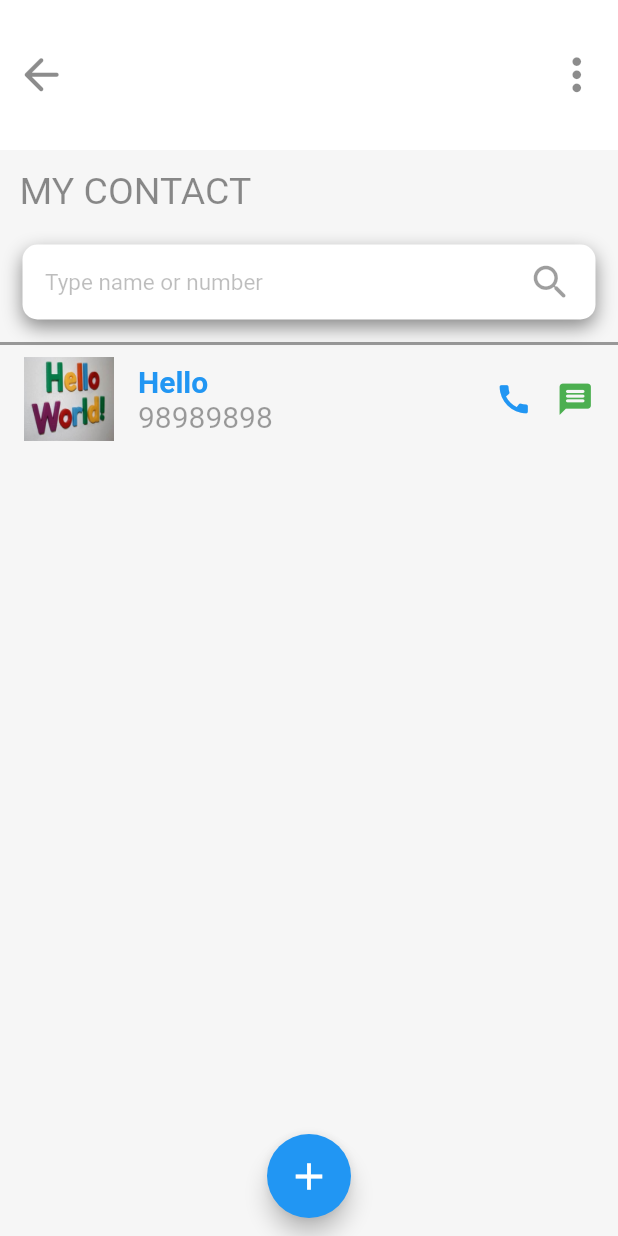
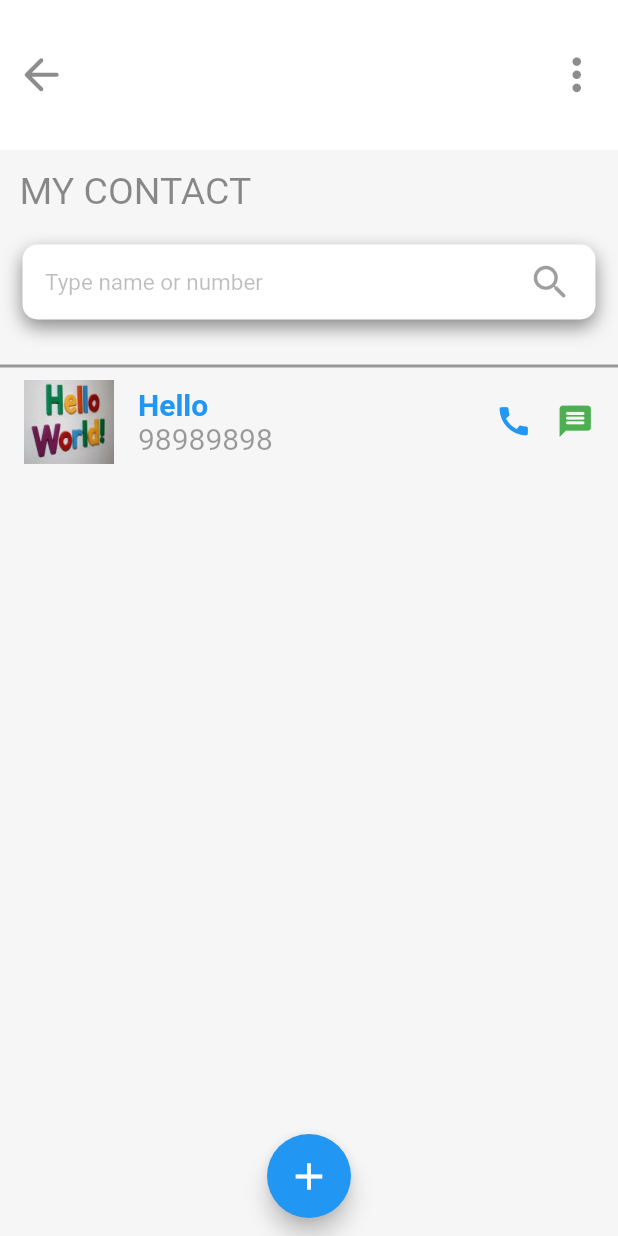
Before and after one commit to VivekTailor19/exam_address_book, a Flutter app: the screen it shows after launch, on a phone screen of 412 x 824 dp. Run offline on Flutter 3.47's test engine with Material 2 defaults, Android fonts, the phone set to English and light mode, and no system bars; our stand-ins replace image_picker.

Commit message:
address book using flutter

```diff
--- a/lib/contactview.dart
+++ b/lib/contactview.dart
@@ -89,6 +89,7 @@ class _ContactViewState extends State<ContactView> {
                 ),
               ),
             ),
+            SizedBox(height: 15),
 
             Expanded(
               child: ListView.builder(itemBuilder: (context, index) {
```
